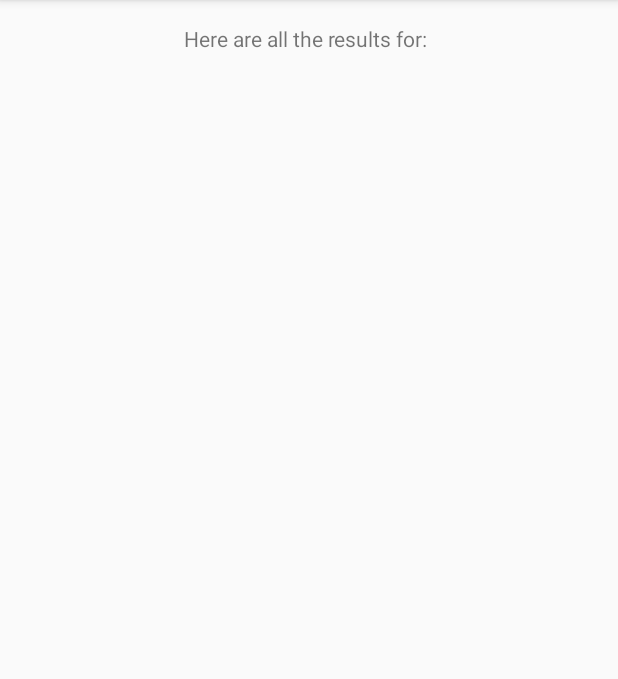
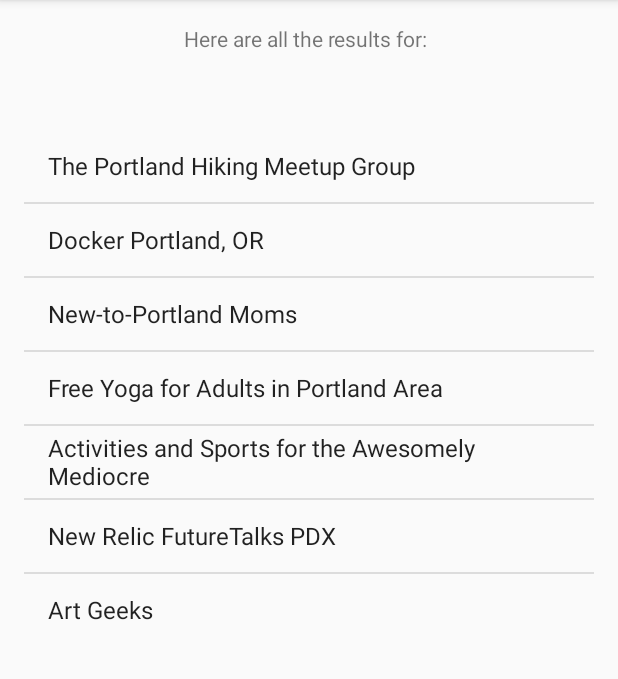
Before and after one commit to maxamillion32/android_meetUpList, an Android app: the screen it shows after launch (UpcomingEventsActivity), after a tap on "FIND EVENTS", on a phone screen of 412 x 824 dp, the part 84-763 px from its top. Run offline under Robolectric (Android 15) with nearby library versions, the phone set to English and light mode, and no system bars; our stand-ins replace ButterKnife.

Commit message:
Implement a ListView and ArrayAdapter

```diff
--- a/app/src/main/java/com/epicodus/meetuplist/UpcomingEventsActivity.java
+++ b/app/src/main/java/com/epicodus/meetuplist/UpcomingEventsActivity.java
@@ -3,16 +3,27 @@ package com.epicodus.meetuplist;
 import android.content.Intent;
 import android.support.v7.app.AppCompatActivity;
 import android.os.Bundle;
+import android.widget.ArrayAdapter;
+import android.widget.ListView;
 import android.widget.TextView;
 
 public class UpcomingEventsActivity extends AppCompatActivity {
     private TextView mInterestTextView;
+    private ListView mListView;
+    private String[] events = new String[] {"The Portland Hiking Meetup Group", "Docker Portland, OR",
+            "New-to-Portland Moms", "Free Yoga for Adults in Portland Area", "Activities and Sports for the Awesomely Mediocre", "New Relic FutureTalks PDX", "Art Geeks"};
 
     @Override
     protected void onCreate(Bundle savedInstanceState) {
         super.onCreate(savedInstanceState);
         setContentView(R.layout.activity_upcoming_events);
+
+        mListView = (ListView) findViewById(R.id.listView);
         mInterestTextView = (TextView) findViewById(R.id.InterestTextView);
+
+        ArrayAdapter adapter = new ArrayAdapter(this, android.R.layout.simple_list_item_1, events);
+        mListView.setAdapter(adapter);
+
         Intent intent = getIntent();
         String interest = intent.getStringExtra("interest");
         mInterestTextView.setText("Here are all the results for: " + interest);
--- a/app/src/main/res/layout/activity_upcoming_events.xml
+++ b/app/src/main/res/layout/activity_upcoming_events.xml
@@ -16,4 +16,12 @@
         android:id="@+id/InterestTextView"
         android:layout_alignParentTop="true"
         android:layout_centerHorizontal="true" />
+
+    <ListView
+        android:layout_width="wrap_content"
+        android:layout_height="wrap_content"
+        android:id="@+id/listView"
+        android:layout_below="@+id/InterestTextView"
+        android:layout_centerHorizontal="true"
+        android:layout_marginTop="51dp" />
 </RelativeLayout>
```
